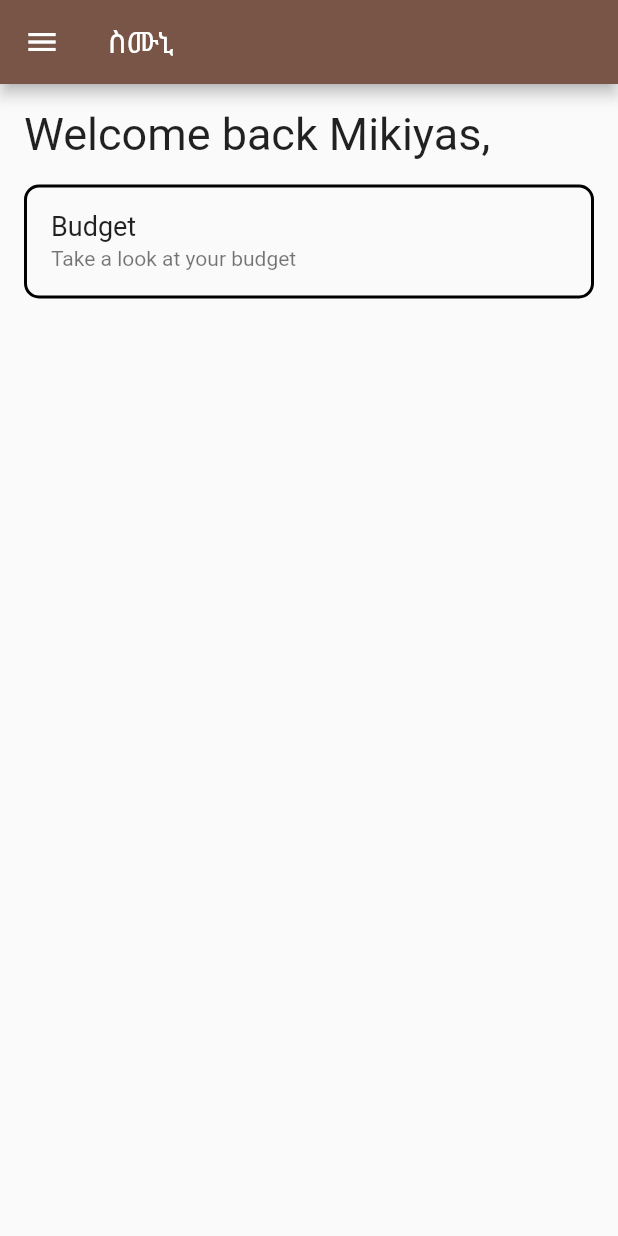
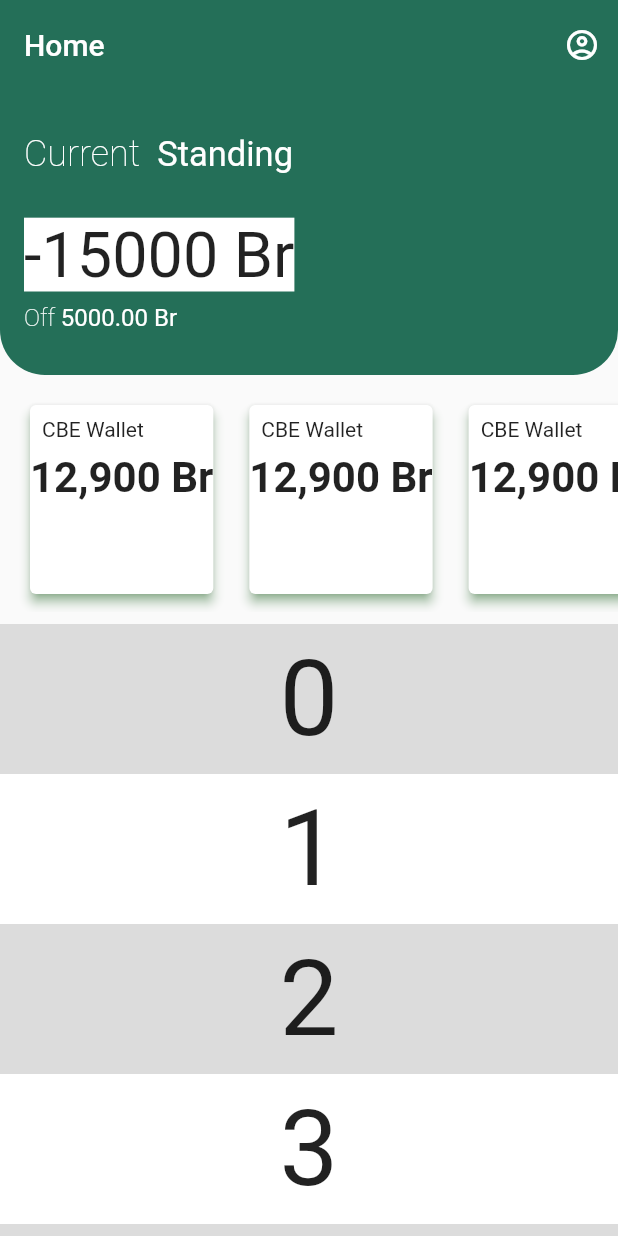
Before and after one commit to michaelzewdu/smuni, a Flutter app: the screen it shows after launch, on a phone screen of 412 x 824 dp. Run offline on Flutter 3.47's test engine with Material 2 defaults, Android fonts, the phone set to English and light mode, and no system bars.

Commit message:
Home page is shaping up.

```diff
--- /dev/null
+++ b/lib/constants.dart
@@ -0,0 +1,21 @@
+import 'package:flutter/material.dart';
+
+/// Smuni Constant values
+
+const secondaryColor = Color(0xFF246F58);
+
+const primarySmuniSwatch = MaterialColor(
+  0xFF246F58,
+  <int, Color>{
+    50: Color(0xFFecf9f5),
+    100: Color(0xFFc5ece0),
+    200: Color(0xFF9fe0cc),
+    300: Color(0xFF78d3b7),
+    400: Color(0xFF52c7a3),
+    500: Color(0xFF246F58),
+    600: Color(0xFF2c876b),
+    700: Color(0xFF1f604c),
+    800: Color(0xFF133a2e),
+    900: Color(0xFF06130f),
+  },
+);
--- a/lib/main.dart
+++ b/lib/main.dart
@@ -1,6 +1,8 @@
 import 'package:flutter/material.dart';
 import 'package:smuni/routes.dart';
 import 'package:smuni/screens/home_screen.dart';
+
+import 'constants.dart';
 
 void main() {
   runApp(MyApp());
@@ -22,7 +24,7 @@ class MyApp extends StatelessWidget {
           // or simply save your changes to "hot reload" in a Flutter IDE).
           // Notice that the counter didn't reset back to zero; the application
           // is not restarted.
-          primarySwatch: Colors.brown),
+          primarySwatch: primarySmuniSwatch),
       home: SmuniHomeScreen(),
       onGenerateRoute: Routes.myOnGenerateRoute,
     );
--- a/lib/screens/home_screen.dart
+++ b/lib/screens/home_screen.dart
@@ -1,12 +1,10 @@
+import 'package:flutter/cupertino.dart';
 import 'package:flutter/material.dart';
-import 'package:smuni/screens/Budget/budgets_list_screen.dart';
-
-import 'constants.dart';
 
 class SmuniHomeScreen extends StatelessWidget {
-  const SmuniHomeScreen({Key? key}) : super(key: key);
+  SmuniHomeScreen({Key? key}) : super(key: key);
 
-  static const String routeName = 'homeScreen';
+  static const String routeName = '/homeScreen';
 
   static Route route() {
     return MaterialPageRoute(
@@ -14,61 +12,134 @@ class SmuniHomeScreen extends StatelessWidget {
         settings: RouteSettings(name: routeName));
   }
 
+  late TabController _tabController;
+
   @override
   Widget build(BuildContext context) {
     return Scaffold(
-      drawer: Drawer(
+      body: CustomScrollView(
+        slivers: [
+          SliverAppBar(
+            toolbarHeight: 60,
+            title: Text('Home'),
+            actions: [
+              IconButton(
+                  onPressed: () => print('Profile'),
+                  icon: Icon(Icons.account_circle_outlined))
+            ],
+            shape: RoundedRectangleBorder(
+                side: BorderSide.none,
+                borderRadius:
+                    BorderRadius.vertical(bottom: Radius.circular(30))),
+            expandedHeight: 250,
+            pinned: true,
+            //floating: true,
+            flexibleSpace: FlexibleSpaceBar(
+              background: SafeArea(
+                child: Padding(
+                  padding: const EdgeInsets.fromLTRB(16, 60, 0, 0),
+                  child: Column(
+                    mainAxisAlignment: MainAxisAlignment.spaceEvenly,
+                    crossAxisAlignment: CrossAxisAlignment.start,
+                    children: [
+                      RichText(
+                          text: TextSpan(children: [
+                        TextSpan(
+                            text: 'Current  ',
+                            style: TextStyle(
+                                fontSize: 24, fontWeight: FontWeight.w200)),
+                        TextSpan(
+                            text: 'Standing', style: TextStyle(fontSize: 23))
+                      ])),
+                      Column(
+                        crossAxisAlignment: CrossAxisAlignment.start,
+                        children: [
+                          Text(
+                            '-15000 Br',
+                            textScaleFactor: 3,
+                            style: TextStyle(backgroundColor: Colors.white),
+                          ),
+                          Padding(
+                              padding: const EdgeInsets.fromLTRB(0, 8, 0, 0),
+                              child: RichText(
+                                  text: TextSpan(children: [
+                                TextSpan(
+                                    text: 'Off ',
+                                    style: TextStyle(
+                                        fontWeight: FontWeight.w200,
+                                        fontSize: 16)),
+                                TextSpan(
+                                    text: '5000.00 Br',
+                                    style: TextStyle(fontSize: 16))
+                              ]))),
+                        ],
+                      ),
+                    ],
+                  ),
+                ),
+              ),
+            ),
+          ),
+          SliverToBoxAdapter(
+            child: Container(
+              margin: EdgeInsets.fromLTRB(8, 8, 0, 8),
+              height: 150,
               child: ListView(
+                scrollDirection: Axis.horizontal,
                 children: [
-          DrawerHeader(
-              child: Text(
-            appName,
-            textAlign: TextAlign.center,
-            style: TextStyle(fontSize: 24),
-          ))
+                  HorizontalCards(),
+                  HorizontalCards(),
+                  HorizontalCards(),
+                  HorizontalCards(),
                 ],
-      )),
-      appBar: AppBar(
-          title: Text(
-        appName,
-      )),
-      body: Padding(
+              ),
+            ),
+          ),
+          SliverList(
+              delegate:
+                  SliverChildBuilderDelegate((BuildContext context, int index) {
+            return Container(
+              color: index.isOdd ? Colors.white : Colors.black12,
+              height: 100.0,
+              child: Center(
+                child: Text('$index', textScaleFactor: 5),
+              ),
+            );
+          }, childCount: 20))
+        ],
+      ),
+    );
+  }
+}
+
+class HorizontalCards extends StatelessWidget {
+  HorizontalCards({
+    Key? key,
+  }) : super(key: key);
+
+  @override
+  Widget build(BuildContext context) {
+    return Padding(
       padding: const EdgeInsets.all(8.0),
+      child: Card(
+        shadowColor: Colors.green,
+        elevation: 3,
+        child: SizedBox(
           child: Column(
             crossAxisAlignment: CrossAxisAlignment.start,
             children: [
               Padding(
                 padding: const EdgeInsets.all(8.0),
-              child: Text(
-                'Welcome back Mikiyas,',
-                style: TextStyle(fontSize: 30),
+                child: Text('CBE Wallet'),
               ),
+              Text(
+                '12,900 Br',
+                textScaleFactor: 2,
+                style: TextStyle(fontWeight: FontWeight.bold),
               ),
-            Padding(
-              padding: const EdgeInsets.all(8.0),
-              child: Container(
-                decoration: BoxDecoration(
-                    border: Border.all(
-                      width: 2.0,
-                    ),
-                    borderRadius: BorderRadius.circular(10)),
-                child: Column(
-                  children: [
-                    ListTile(
-                      title: Text(
-                        'Budget',
-                        style: TextStyle(fontSize: 18),
-                      ),
-                      subtitle: Text('Take a look at your budget'),
-                      onTap: () {
-                        Navigator.pushNamed(context, BudgetListPage.routeName);
-                      },
-                    ),
+              //Text('Spent 5000birr'),
             ],
           ),
-              ),
-            )
-          ],
         ),
       ),
     );
```
Lines whose indentation alone changed are shown as unchanged.
